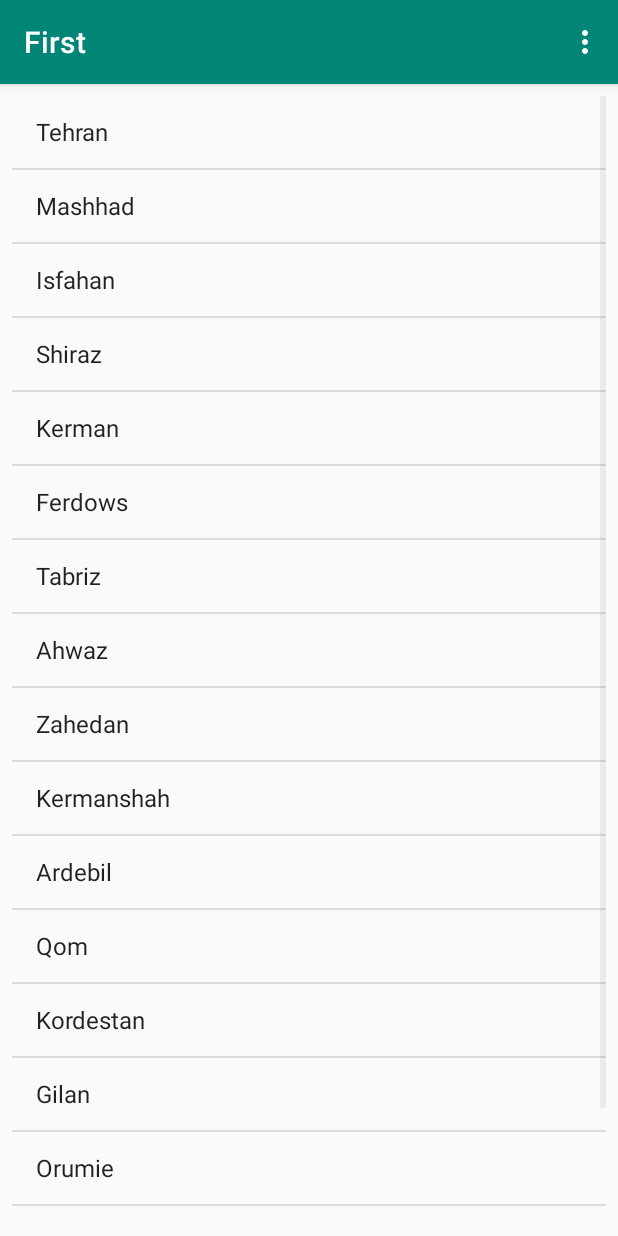
After one commit to alisahraei/android-practice, an Android app: the simplelistAcrivity screen opened directly, with no data from a screen before it, on a phone screen of 412 x 824 dp. The commit adds this screen. Run offline under Robolectric (Android 15) with nearby library versions, the phone set to English and light mode, and no system bars.

Commit message:
list view test-018

```diff
--- a/First/app/src/main/AndroidManifest.xml
+++ b/First/app/src/main/AndroidManifest.xml
@@ -11,7 +11,8 @@
         android:supportsRtl="true"
         android:theme="@style/AppTheme"
         tools:ignore="AllowBackup,GoogleAppIndexingWarning">
-        <activity android:name=".dialActivity"></activity>
+        <activity android:name=".simplelistAcrivity"></activity>
+        <activity android:name=".dialActivity" />
         <activity android:name=".play_ground" />
         <activity android:name=".connect_duz" />
         <activity android:name=".AudioActivity" />
--- a/First/app/src/main/java/com/ermile/first/MainActivity.java
+++ b/First/app/src/main/java/com/ermile/first/MainActivity.java
@@ -225,6 +225,16 @@ public class MainActivity extends AppCompatActivity implements View.OnClickListe
                   return false;
               }
           });
+//          list view
+        SubMenu listSubmenu = menu.addSubMenu("listveiw");
+        listSubmenu.add("simple list").setOnMenuItemClickListener(new MenuItem.OnMenuItemClickListener() {
+            @Override
+            public boolean onMenuItemClick(MenuItem item) {
+                startActivity(new Intent(MainActivity.this, simplelistAcrivity.class));
+                return false;
+            }
+        });
+
 
 
 
--- /dev/null
+++ b/First/app/src/main/java/com/ermile/first/simplelistAcrivity.java
@@ -0,0 +1,87 @@
+package com.ermile.first;
+
+import androidx.appcompat.app.AppCompatActivity;
+
+import android.os.Bundle;
+import android.view.Menu;
+import android.view.MenuItem;
+import android.view.View;
+import android.widget.AdapterView;
+import android.widget.ArrayAdapter;
+import android.widget.ListView;
+import android.widget.Toast;
+
+import java.util.ArrayList;
+import java.util.List;
+
+public class simplelistAcrivity extends AppCompatActivity {
+    List<String> items;
+    ListView listView;
+    ArrayAdapter<String> adapter;
+
+    @Override
+    protected void onCreate(Bundle savedInstanceState) {
+        super.onCreate(savedInstanceState);
+        setContentView(R.layout.activity_simplelist_acrivity);
+        listView = findViewById(R.id.listveiw);
+        items = new ArrayList<>();
+        prepareData();
+        refreshDispley();
+    }
+
+
+    private void prepareData(){
+        items = new ArrayList<>();
+        items.add("Tehran");
+        items.add("Mashhad");
+        items.add("Isfahan");
+        items.add("Shiraz");
+        items.add("Kerman");
+        items.add("Ferdows");
+        items.add("Tabriz");
+        items.add("Ahwaz");
+        items.add("Zahedan");
+        items.add("Kermanshah");
+        items.add("Ardebil");
+        items.add("Qom");
+        items.add("Kordestan");
+        items.add("Gilan");
+        items.add("Orumie");
+        items.add("Karaj");
+        items.add("Bojnurd");
+    }
+    private void refreshDispley() {
+        adapter = new ArrayAdapter<String>(this, android.R.layout.simple_list_item_1 , items);
+        listView.setAdapter(adapter);
+        listView.setOnItemClickListener(new AdapterView.OnItemClickListener() {
+            @Override
+            public void onItemClick(AdapterView<?> parent, View view, int position, long id) {
+                Toast.makeText(simplelistAcrivity.this, items.get(position), Toast.LENGTH_SHORT).show();
+            }
+        });
+    }
+
+
+    @Override
+    public boolean onCreateOptionsMenu(Menu menu) {
+        menu.add("addItem").setOnMenuItemClickListener(new MenuItem.OnMenuItemClickListener() {
+            @Override
+            public boolean onMenuItemClick(MenuItem item) {
+                items.add("new item");
+                adapter.notifyDataSetChanged();
+                return false;
+            }
+        });
+        menu.add("removeitem").setOnMenuItemClickListener(new MenuItem.OnMenuItemClickListener() {
+            @Override
+            public boolean onMenuItemClick(MenuItem item) {
+                if (items.isEmpty())
+                    return false;
+                items.remove(items.size()-1);
+                adapter.notifyDataSetChanged();
+                return false;
+            }
+        });
+        return super.onCreateOptionsMenu(menu);
+    }
+}
--- /dev/null
+++ b/First/app/src/main/res/layout/activity_simplelist_acrivity.xml
@@ -0,0 +1,14 @@
+<?xml version="1.0" encoding="utf-8"?>
+<RelativeLayout xmlns:android="http://schemas.android.com/apk/res/android"
+    xmlns:app="http://schemas.android.com/apk/res-auto"
+    xmlns:tools="http://schemas.android.com/tools"
+    android:layout_width="match_parent"
+    android:layout_height="match_parent"
+    tools:context=".simplelistAcrivity">
+
+    <ListView
+        android:layout_width="match_parent"
+        android:layout_height="wrap_content"
+        android:layout_margin="8dp"
+        android:id="@+id/listveiw"/>
+</RelativeLayout>
```
